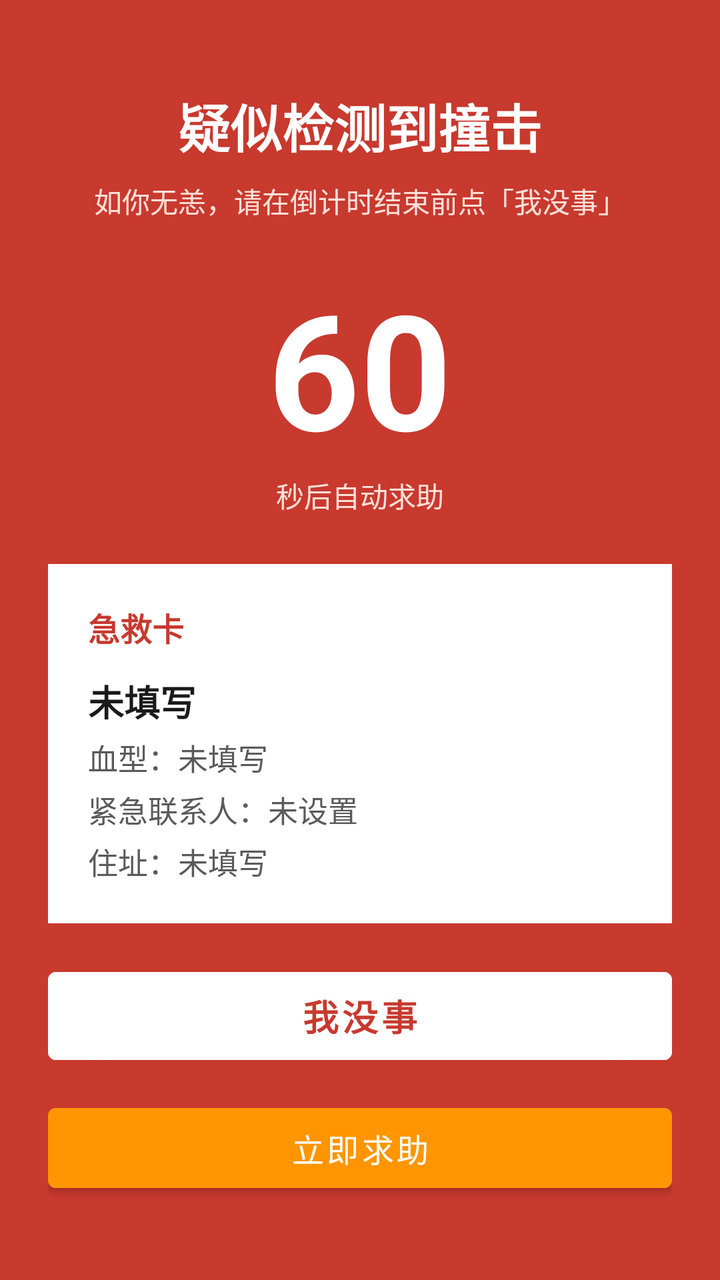
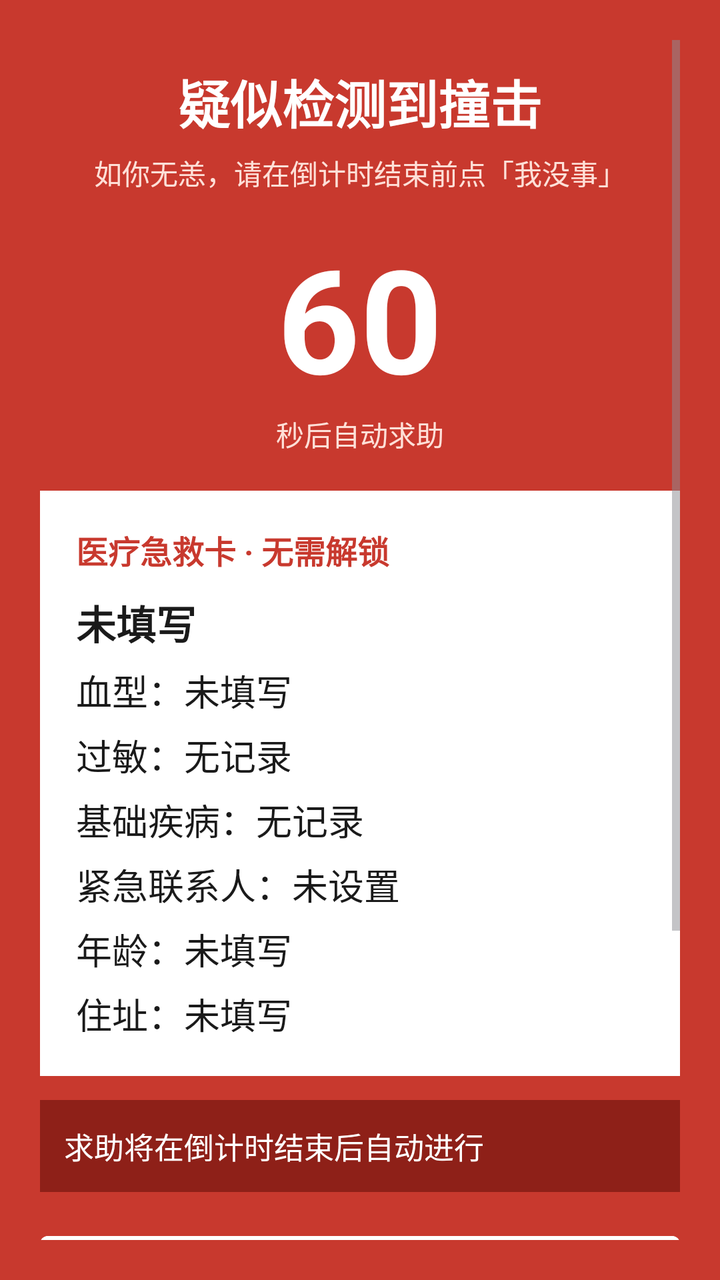

Two renders of the same Android screen: before a commit and after it. Below are the layout's source before the change and the commit's diff.
<!-- AndroidManifest.xml: activity theme Theme.Safewalk -->
<!-- res/layout/activity_emergency_alert.xml -->
<?xml version="1.0" encoding="utf-8"?>
<LinearLayout xmlns:android="http://schemas.android.com/apk/res/android"
    android:layout_width="match_parent"
    android:layout_height="match_parent"
    android:background="@color/seal_red"
    android:orientation="vertical"
    android:padding="24dp">

    <TextView
        android:layout_width="match_parent"
        android:layout_height="wrap_content"
        android:layout_marginTop="20dp"
        android:gravity="center"
        android:text="疑似检测到撞击"
        android:textColor="#FFFFFF"
        android:textSize="26sp"
        android:textStyle="bold" />

    <TextView
        android:layout_width="match_parent"
        android:layout_height="wrap_content"
        android:layout_marginTop="8dp"
        android:gravity="center"
        android:text="如你无恙，请在倒计时结束前点「我没事」"
        android:textColor="#FFE0D8"
        android:textSize="14sp" />

    <TextView
        android:id="@+id/tv_alert_countdown"
        android:layout_width="match_parent"
        android:layout_height="wrap_content"
        android:layout_marginTop="20dp"
        android:gravity="center"
        android:text="60"
        android:textColor="#FFFFFF"
        android:textSize="80sp"
        android:textStyle="bold" />

    <TextView
        android:layout_width="match_parent"
        android:layout_height="wrap_content"
        android:gravity="center"
        android:text="秒后自动求助"
        android:textColor="#FFE0D8"
        android:textSize="14sp" />

    <LinearLayout
        android:layout_width="match_parent"
        android:layout_height="wrap_content"
        android:layout_marginTop="24dp"
        android:background="#FFFFFF"
        android:orientation="vertical"
        android:padding="20dp">

        <TextView
            android:layout_width="wrap_content"
            android:layout_height="wrap_content"
            android:text="急救卡"
            android:textColor="#C8392E"
            android:textSize="16sp"
            android:textStyle="bold" />

        <TextView
            android:id="@+id/tv_alert_name"
            android:layout_width="match_parent"
            android:layout_height="wrap_content"
            android:layout_marginTop="12dp"
            android:text="未填写"
            android:textColor="#1A1A1A"
            android:textSize="18sp"
            android:textStyle="bold" />

        <TextView
            android:id="@+id/tv_alert_blood"
            android:layout_width="match_parent"
            android:layout_height="wrap_content"
            android:layout_marginTop="4dp"
            android:text="血型：未填写"
            android:textColor="#5A5A5A"
            android:textSize="15sp" />

        <TextView
            android:id="@+id/tv_alert_contact"
            android:layout_width="match_parent"
            android:layout_height="wrap_content"
            android:layout_marginTop="4dp"
            android:text="紧急联系人：未设置"
            android:textColor="#5A5A5A"
            android:textSize="15sp" />

        <TextView
            android:id="@+id/tv_alert_address"
            android:layout_width="match_parent"
            android:layout_height="wrap_content"
            android:layout_marginTop="4dp"
            android:text="住址：未填写"
            android:textColor="#5A5A5A"
            android:textSize="15sp" />
    </LinearLayout>

    <View
        android:layout_width="match_parent"
        android:layout_height="0dp"
        android:layout_weight="1" />

    <Button
        android:id="@+id/btn_alert_ok"
        android:layout_width="match_parent"
        android:layout_height="56dp"
        android:backgroundTint="#FFFFFF"
        android:text="我没事"
        android:textColor="@color/seal_red"
        android:textSize="18sp"
        android:textStyle="bold" />

    <Button
        android:id="@+id/btn_alert_sos"
        android:layout_width="match_parent"
        android:layout_height="52dp"
        android:layout_marginTop="12dp"
        android:layout_marginBottom="16dp"
        android:backgroundTint="@color/beyond_orange"
        android:text="立即求助"
        android:textColor="#FFFFFF"
        android:textSize="16sp" />
</LinearLayout>
<!-- resources referenced by this layout -->
<resources>
  <color name="beyond_orange">#FF9500</color>
  <color name="seal_red">#C8392E</color>
  <style name="Theme.Safewalk" parent="Theme.MaterialComponents.DayNight.NoActionBar">
          <item name="android:windowBackground">@color/bg</item>
          <item name="android:statusBarColor">@android:color/transparent</item>
          
          <item name="android:windowLightStatusBar">@bool/light_statusbar</item>
          <item name="android:navigationBarColor">@color/bg</item>
          <item name="android:windowLightNavigationBar">@bool/light_statusbar</item>
  
          
          <item name="android:forceDarkAllowed">false</item>
  
          
          <item name="colorPrimary">@color/primary</item>
          <item name="colorAccent">@color/primary</item>
          <item name="colorControlActivated">@color/primary</item>
          <item name="colorControlNormal">@color/text_hint</item>
  
          <item name="android:colorBackground">@color/bg</item>
          <item name="android:textColorPrimary">@color/text_primary</item>
          <item name="android:textColorSecondary">@color/text_hint</item>
          <item name="android:textColorHint">@color/text_hint</item>
      </style>
  <color name="bg">#F2F2F7</color>
  <color name="primary">#007AFF</color>
  <color name="text_hint">#8E8E93</color>
  <color name="text_primary">#1D1D1D</color>
</resources>

<!-- the commit's change to res/layout/activity_emergency_alert.xml (unified diff, before → after) -->
@@ -1,126 +1,226 @@
 <?xml version="1.0" encoding="utf-8"?>
-<LinearLayout xmlns:android="http://schemas.android.com/apk/res/android"
+<ScrollView xmlns:android="http://schemas.android.com/apk/res/android"
     android:layout_width="match_parent"
     android:layout_height="match_parent"
     android:background="@color/seal_red"
-    android:orientation="vertical"
-    android:padding="24dp">
-
-    <TextView
-        android:layout_width="match_parent"
-        android:layout_height="wrap_content"
-        android:layout_marginTop="20dp"
-        android:gravity="center"
-        android:text="疑似检测到撞击"
-        android:textColor="#FFFFFF"
-        android:textSize="26sp"
-        android:textStyle="bold" />
-
-    <TextView
-        android:layout_width="match_parent"
-        android:layout_height="wrap_content"
-        android:layout_marginTop="8dp"
-        android:gravity="center"
-        android:text="如你无恙，请在倒计时结束前点「我没事」"
-        android:textColor="#FFE0D8"
-        android:textSize="14sp" />
-
-    <TextView
-        android:id="@+id/tv_alert_countdown"
-        android:layout_width="match_parent"
-        android:layout_height="wrap_content"
-        android:layout_marginTop="20dp"
-        android:gravity="center"
-        android:text="60"
-        android:textColor="#FFFFFF"
-        android:textSize="80sp"
-        android:textStyle="bold" />
-
-    <TextView
-        android:layout_width="match_parent"
-        android:layout_height="wrap_content"
-        android:gravity="center"
-        android:text="秒后自动求助"
-        android:textColor="#FFE0D8"
-        android:textSize="14sp" />
+    android:fillViewport="true"
+    android:padding="20dp">
 
     <LinearLayout
         android:layout_width="match_parent"
         android:layout_height="wrap_content"
-        android:layout_marginTop="24dp"
-        android:background="#FFFFFF"
-        android:orientation="vertical"
-        android:padding="20dp">
-
-        <TextView
-            android:layout_width="wrap_content"
-            android:layout_height="wrap_content"
-            android:text="急救卡"
-            android:textColor="#C8392E"
-            android:textSize="16sp"
+        android:orientation="vertical">
+
+        <TextView
+            android:layout_width="match_parent"
+            android:layout_height="wrap_content"
+            android:layout_marginTop="12dp"
+            android:gravity="center"
+            android:text="疑似检测到撞击"
+            android:textColor="#FFFFFF"
+            android:textSize="26sp"
             android:textStyle="bold" />
 
         <TextView
-            android:id="@+id/tv_alert_name"
+            android:layout_width="match_parent"
+            android:layout_height="wrap_content"
+            android:layout_marginTop="6dp"
+            android:gravity="center"
+            android:text="如你无恙，请在倒计时结束前点「我没事」"
+            android:textColor="#FFE0D8"
+            android:textSize="14sp" />
+
+        <TextView
+            android:id="@+id/tv_alert_countdown"
+            android:layout_width="match_parent"
+            android:layout_height="wrap_content"
+            android:layout_marginTop="14dp"
+            android:gravity="center"
+            android:text="60"
+            android:textColor="#FFFFFF"
+            android:textSize="72sp"
+            android:textStyle="bold" />
+
+        <TextView
+            android:layout_width="match_parent"
+            android:layout_height="wrap_content"
+            android:gravity="center"
+            android:text="秒后自动求助"
+            android:textColor="#FFE0D8"
+            android:textSize="14sp" />
+
+        
+        <LinearLayout
+            android:layout_width="match_parent"
+            android:layout_height="wrap_content"
+            android:layout_marginTop="18dp"
+            android:background="#FFFFFF"
+            android:orientation="vertical"
+            android:padding="18dp">
+
+            <TextView
+                android:layout_width="wrap_content"
+                android:layout_height="wrap_content"
+                android:text="医疗急救卡 · 无需解锁"
+                android:textColor="#C8392E"
+                android:textSize="16sp"
+                android:textStyle="bold" />
+
+            <TextView
+                android:id="@+id/tv_alert_name"
+                android:layout_width="match_parent"
+                android:layout_height="wrap_content"
+                android:layout_marginTop="10dp"
+                android:text="未填写"
+                android:textColor="#1A1A1A"
+                android:textSize="20sp"
+                android:textStyle="bold" />
+
+            <TextView
+                android:id="@+id/tv_alert_blood"
+                android:layout_width="match_parent"
+                android:layout_height="wrap_content"
+                android:layout_marginTop="6dp"
+                android:text="血型：未填写"
+                android:textColor="#1A1A1A"
+                android:textSize="18sp" />
+
+            <TextView
+                android:id="@+id/tv_alert_allergy"
+                android:layout_width="match_parent"
+                android:layout_height="wrap_content"
+                android:layout_marginTop="6dp"
+                android:text="过敏：无记录"
+                android:textColor="#1A1A1A"
+                android:textSize="18sp" />
+
+            <TextView
+                android:id="@+id/tv_alert_conditions"
+                android:layout_width="match_parent"
+                android:layout_height="wrap_content"
+                android:layout_marginTop="6dp"
+                android:text="基础疾病：无记录"
+                android:textColor="#1A1A1A"
+                android:textSize="18sp" />
+
+            <TextView
+                android:id="@+id/tv_alert_contact"
+                android:layout_width="match_parent"
+                android:layout_height="wrap_content"
+                android:layout_marginTop="6dp"
+                android:text="紧急联系人：未设置"
+                android:textColor="#1A1A1A"
+                android:textSize="18sp" />
+
+            <TextView
+                android:id="@+id/tv_alert_age"
+                android:layout_width="match_parent"
+                android:layout_height="wrap_content"
+                android:layout_marginTop="6dp"
+                android:text="年龄：未填写"
+                android:textColor="#1A1A1A"
+                android:textSize="18sp" />
+
+            
+            <TextView
+                android:id="@+id/tv_alert_address"
+                android:layout_width="match_parent"
+                android:layout_height="wrap_content"
+                android:layout_marginTop="6dp"
+                android:text="住址：未填写"
+                android:textColor="#1A1A1A"
+                android:textSize="18sp" />
+        </LinearLayout>
+
+        
+        <TextView
+            android:id="@+id/tv_alert_receipt"
             android:layout_width="match_parent"
             android:layout_height="wrap_content"
             android:layout_marginTop="12dp"
-            android:text="未填写"
-            android:textColor="#1A1A1A"
+            android:background="#8E2018"
+            android:padding="12dp"
+            android:text="求助将在倒计时结束后自动进行"
+            android:textColor="#FFFFFF"
+            android:textSize="15sp" />
+
+        <Button
+            android:id="@+id/btn_alert_ok"
+            android:layout_width="match_parent"
+            android:layout_height="56dp"
+            android:layout_marginTop="16dp"
+            android:backgroundTint="#FFFFFF"
+            android:text="我没事 · 取消求助"
+            android:textColor="@color/seal_red"
             android:textSize="18sp"
             android:textStyle="bold" />
 
-        <TextView
-            android:id="@+id/tv_alert_blood"
-            android:layout_width="match_parent"
-            android:layout_height="wrap_content"
-            android:layout_marginTop="4dp"
-            android:text="血型：未填写"
-            android:textColor="#5A5A5A"
-            android:textSize="15sp" />
-
-        <TextView
-            android:id="@+id/tv_alert_contact"
-            android:layout_width="match_parent"
-            android:layout_height="wrap_content"
-            android:layout_marginTop="4dp"
-            android:text="紧急联系人：未设置"
-            android:textColor="#5A5A5A"
-            android:textSize="15sp" />
-
-        <TextView
-            android:id="@+id/tv_alert_address"
-            android:layout_width="match_parent"
-            android:layout_height="wrap_content"
-            android:layout_marginTop="4dp"
-            android:text="住址：未填写"
-            android:textColor="#5A5A5A"
-            android:textSize="15sp" />
+        <Button
+            android:id="@+id/btn_alert_sos"
+            android:layout_width="match_parent"
+            android:layout_height="52dp"
+            android:layout_marginTop="10dp"
+            android:backgroundTint="@color/beyond_orange"
+            android:text="立即求助（短信 + 拨号盘）"
+            android:textColor="#FFFFFF"
+            android:textSize="16sp" />
+
+        <LinearLayout
+            android:layout_width="match_parent"
+            android:layout_height="wrap_content"
+            android:layout_marginTop="10dp"
+            android:orientation="horizontal">
+
+            <Button
+                android:id="@+id/btn_alert_dial_120"
+                android:layout_width="0dp"
+                android:layout_height="48dp"
+                android:layout_weight="1"
+                android:backgroundTint="#FFFFFF"
+                android:text="拨打 120"
+                android:textColor="@color/seal_red"
+                android:textSize="14sp" />
+
+            <Button
+                android:id="@+id/btn_alert_aed"
+                android:layout_width="0dp"
+                android:layout_height="48dp"
+                android:layout_weight="1"
+                android:layout_marginLeft="8dp"
+                android:backgroundTint="#FFFFFF"
+                android:text="附近 AED"
+                android:textColor="@color/seal_red"
+                android:textSize="14sp" />
+        </LinearLayout>
+
+        <LinearLayout
+            android:layout_width="match_parent"
+            android:layout_height="wrap_content"
+            android:layout_marginTop="10dp"
+            android:layout_marginBottom="16dp"
+            android:orientation="horizontal">
+
+            <Button
+                android:id="@+id/btn_alert_sos_system"
+                android:layout_width="0dp"
+                android:layout_height="48dp"
+                android:layout_weight="1"
+                android:backgroundTint="#8E2018"
+                android:text="系统 SOS"
+                android:textColor="#FFFFFF"
+                android:textSize="14sp" />
+
+            <Button
+                android:id="@+id/btn_alert_qr"
+                android:layout_width="0dp"
+                android:layout_height="48dp"
+                android:layout_weight="1"
+                android:layout_marginLeft="8dp"
+                android:backgroundTint="#8E2018"
+                android:text="医疗 QR"
+                android:textColor="#FFFFFF"
+                android:textSize="14sp" />
+        </LinearLayout>
+
     </LinearLayout>
-
-    <View
-        android:layout_width="match_parent"
-        android:layout_height="0dp"
-        android:layout_weight="1" />
-
-    <Button
-        android:id="@+id/btn_alert_ok"
-        android:layout_width="match_parent"
-        android:layout_height="56dp"
-        android:backgroundTint="#FFFFFF"
-        android:text="我没事"
-        android:textColor="@color/seal_red"
-        android:textSize="18sp"
-        android:textStyle="bold" />
-
-    <Button
-        android:id="@+id/btn_alert_sos"
-        android:layout_width="match_parent"
-        android:layout_height="52dp"
-        android:layout_marginTop="12dp"
-        android:layout_marginBottom="16dp"
-        android:backgroundTint="@color/beyond_orange"
-        android:text="立即求助"
-        android:textColor="#FFFFFF"
-        android:textSize="16sp" />
-</LinearLayout>
+</ScrollView>
